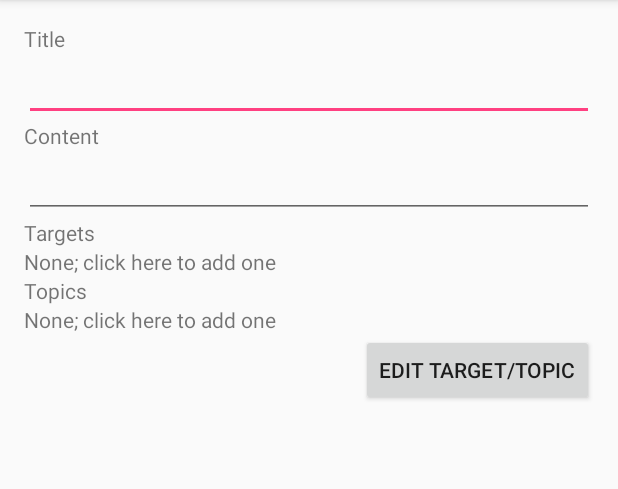
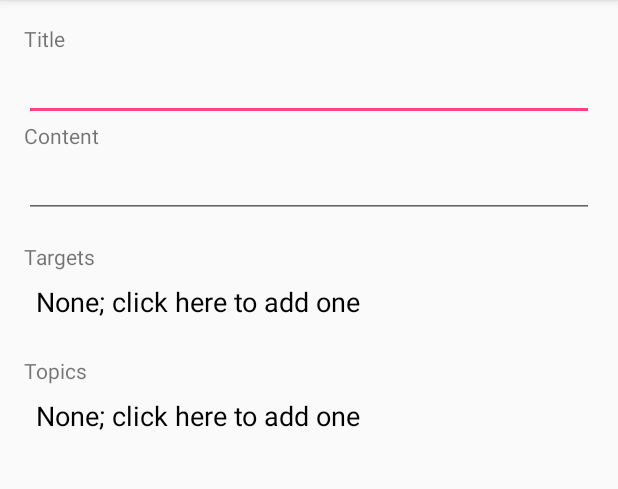
Before and after one commit to IsaacKhor/hermes-android, an Android app: the screen it shows after launch (AddNotifActivity), on a phone screen of 412 x 824 dp, the part 84-573 px from its top. Run offline under Robolectric (Android 15) with nearby library versions, the phone set to English and light mode, and no system bars; our stand-ins replace RxJava; libraries missing offline, so code that uses them is left out: nl.komponents.kovenant.

Commit message:
Refine add_notif layout and remove the button

```diff
--- a/app/src/main/res/layout/activity_add_notif.xml
+++ b/app/src/main/res/layout/activity_add_notif.xml
@@ -65,6 +65,7 @@
                 android:layout_below="@id/add_label_content"
                 android:layout_width="match_parent"
                 android:layout_height="wrap_content"
+                android:layout_marginBottom="16dp"
                 android:ems="10"
                 android:gravity="top|start"
                 android:inputType="textMultiLine"
@@ -83,10 +84,14 @@
 
             <TextView
                 android:id="@+id/add_editTargets"
-                android:layout_below="@id/add_label_targets"
                 android:layout_width="match_parent"
                 android:layout_height="wrap_content"
-                android:text="" />
+                android:layout_below="@id/add_label_targets"
+                android:padding="8dp"
+                android:layout_marginBottom="16dp"
+                android:text=""
+                android:textAppearance="@android:style/TextAppearance.Material.Medium"
+                android:textColor="#000" />
 
             <TextView
                 android:id="@+id/add_label_topics"
@@ -98,18 +103,14 @@
 
             <TextView
                 android:id="@+id/add_editTopics"
-                android:layout_below="@id/add_label_topics"
                 android:layout_width="match_parent"
                 android:layout_height="wrap_content"
-                android:text="" />
-
-            <Button
-                android:id="@+id/add_btn_taget_group"
-                android:layout_below="@id/add_editTopics"
-                android:layout_alignParentEnd="true"
-                android:layout_width="wrap_content"
-                android:layout_height="wrap_content"
-                android:text="@string/edit_target_topic" />
+                android:layout_below="@id/add_label_topics"
+                android:padding="8dp"
+                android:layout_marginBottom="16dp"
+                android:text=""
+                android:textAppearance="@android:style/TextAppearance.Material.Medium"
+                android:textColor="#000" />
         </RelativeLayout>
     </ScrollView>
 </LinearLayout>
```
